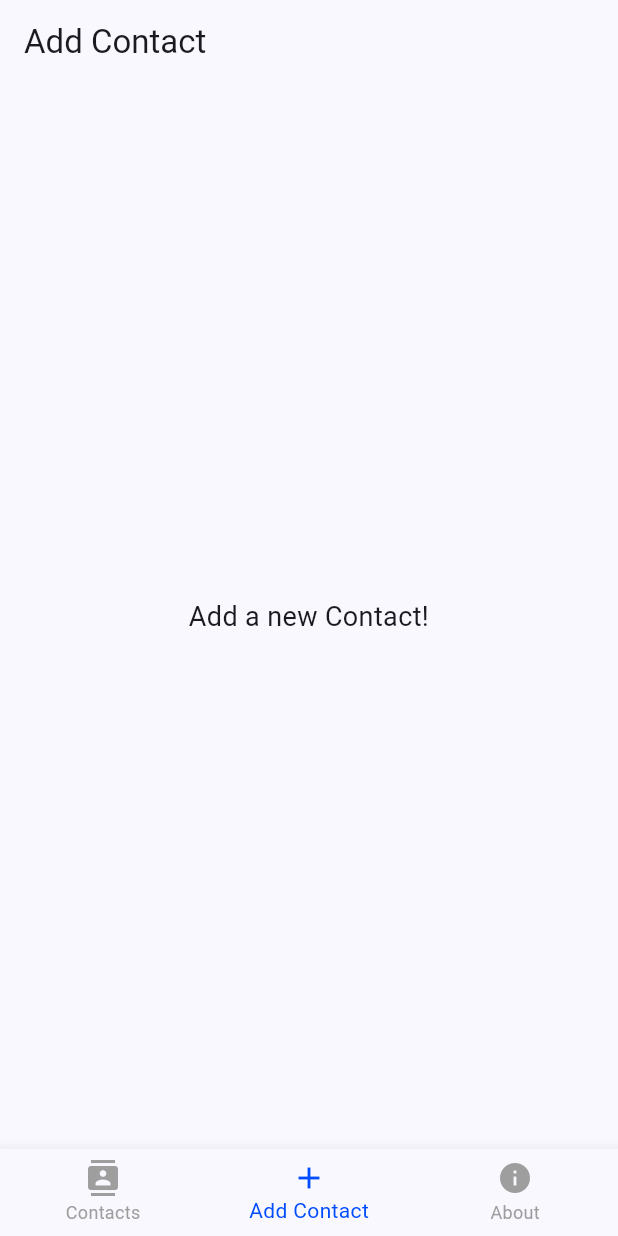
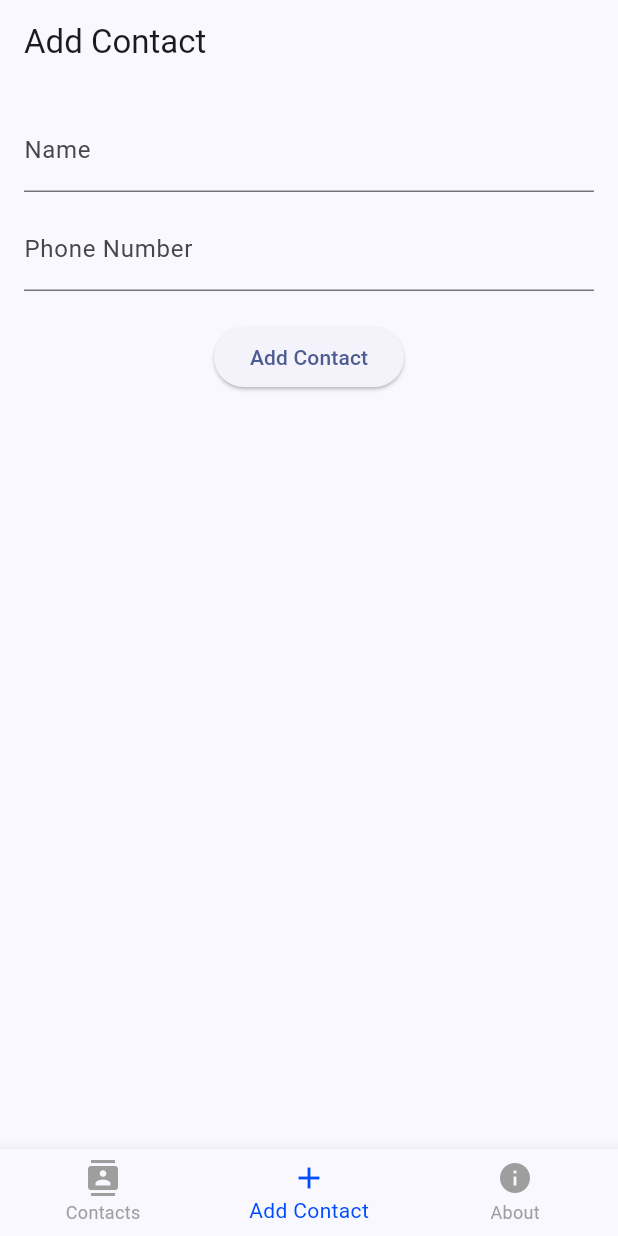
Before and after one commit to C-Ronny/contact_management_app, a Flutter app: the screen it shows after launch, item 2 of the bottom bar chosen, on a phone screen of 412 x 824 dp. Run offline on Flutter 3.47's test engine with Material 3 defaults, Android fonts, the phone set to English and light mode, and no system bars; network calls fail.

Commit message:
done add contact feature

```diff
--- a/lib/screens/add_contact.dart
+++ b/lib/screens/add_contact.dart
@@ -1,17 +1,90 @@
 import 'package:flutter/material.dart';
+import 'package:contact_management_app/services/contact_service.dart';
 
-class AddContact extends StatelessWidget {
+class AddContact extends StatefulWidget {
   const AddContact({super.key});
+
+  @override
+  State<AddContact> createState() => _AddContactState();
+}
+
+class _AddContactState extends State<AddContact> {
+  final _formKey = GlobalKey<FormState>();
+  final TextEditingController _nameController = TextEditingController();
+  final TextEditingController _phoneController = TextEditingController();
+  bool isSubmitting = false;
+
+  /// Validate and submit the form
+  Future<void> _submitForm() async {
+    if (_formKey.currentState!.validate()) {
+      setState(() => isSubmitting = true);
+
+      String response = await ContactService.addNewContact(
+        _nameController.text,
+        _phoneController.text,
+      );
+
+      setState(() => isSubmitting = false);
+
+      if (response == "success") {
+        _showMessage("Contact added successfully", Colors.green);
+        _clearForm();
+      } else {
+        _showMessage("Failed to add contact", Colors.red);
+      }
+    }
+  }
+
+  /// Show a message as a SnackBar
+  void _showMessage(String message, Color color) {
+    ScaffoldMessenger.of(context).showSnackBar(
+      SnackBar(content: Text(message), backgroundColor: color),
+    );
+  }
+
+  /// Clear the form after successful submission
+  void _clearForm() {
+    _nameController.clear();
+    _phoneController.clear();
+  }
 
   @override
   Widget build(BuildContext context) {
     return Scaffold(
-      appBar: AppBar(title: const Text('Add Contact')),
-      body: const Center(
-        child: Text(
-          'Add a new Contact!',
-          textAlign: TextAlign.center,
-          style: TextStyle(fontSize: 18),
+      appBar: AppBar(title: const Text("Add Contact")),
+      body: Padding(
+        padding: const EdgeInsets.all(16.0),
+        child: Form(
+          key: _formKey,
+          child: Column(
+            children: [
+              TextFormField(
+                controller: _nameController,
+                decoration: const InputDecoration(labelText: "Name"),
+                validator: (value) => value!.isEmpty ? "Name is required" : null,
+              ),
+              const SizedBox(height: 10),
+              TextFormField(
+                controller: _phoneController,
+                decoration: const InputDecoration(labelText: "Phone Number"),
+                keyboardType: TextInputType.phone,
+                validator: (value) {
+                  if (value!.isEmpty) return "Phone number is required";
+                  if (!RegExp(r'^\d{10}$').hasMatch(value)) {
+                    return "Enter a valid 10-digit phone number";
+                  }
+                  return null;
+                },
+              ),
+              const SizedBox(height: 20),
+              ElevatedButton(
+                onPressed: isSubmitting ? null : _submitForm,
+                child: isSubmitting
+                    ? const CircularProgressIndicator(color: Colors.white)
+                    : const Text("Add Contact"),
+              ),
+            ],
+          ),
         ),
       ),
     );
```
